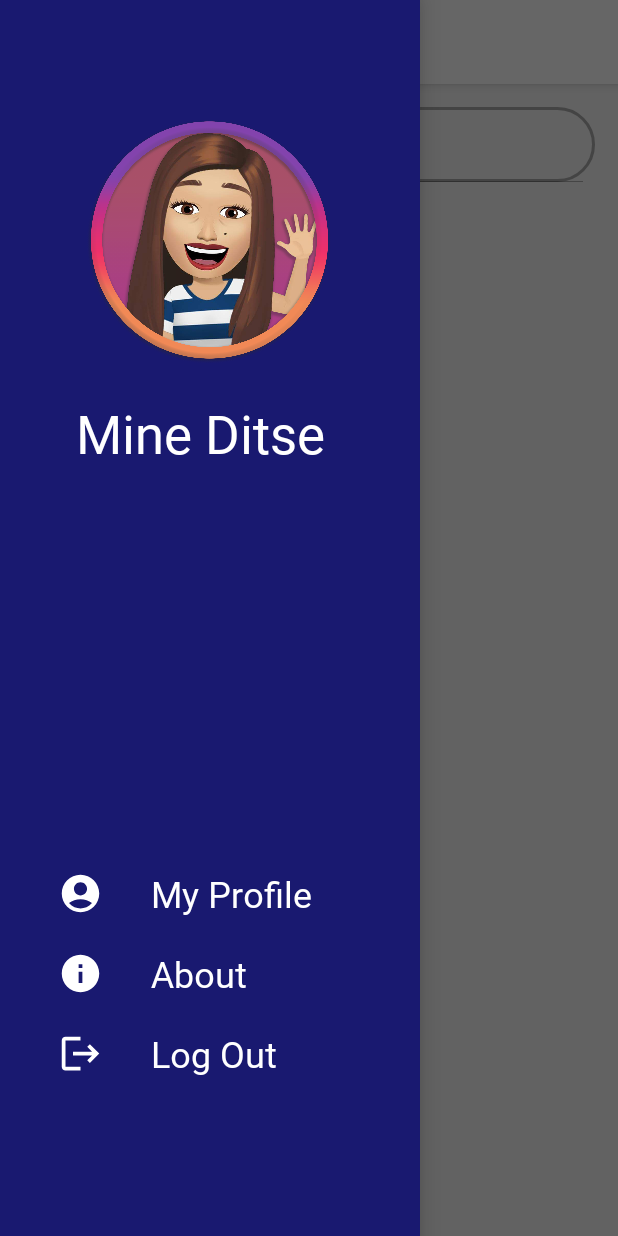
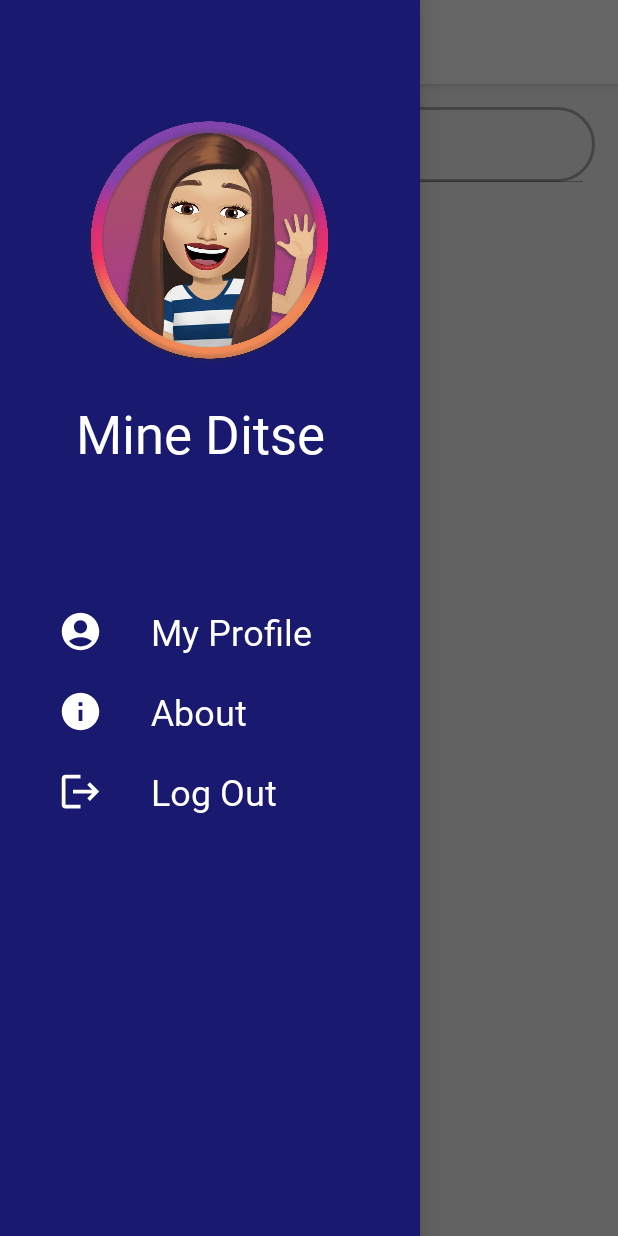
Before and after one commit to jeyymsantos/mineditse-android, an Android app: the CustomerHomepage screen opened directly, with no data from a screen before it, with the side drawer open, on a phone screen of 412 x 824 dp. Run offline under Robolectric (Android 15) with nearby library versions, the phone set to English and light mode, and no system bars; our stand-ins replace Volley; network calls fail; 1 statement that could not run was skipped.

Commit message:
Updated MarginBottom on header.xml

```diff
--- a/app/src/main/res/layout/header.xml
+++ b/app/src/main/res/layout/header.xml
@@ -6,7 +6,7 @@
     android:background="#191970"
     android:gravity="bottom"
     android:padding="10dp"
-    android:layout_marginBottom="180dp"
+
     android:theme="@style/ThemeOverlay.AppCompat.Dark">
 
     <ImageView
```
